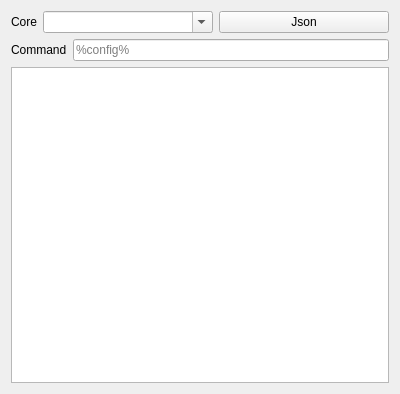
Old version of the form ui/edit/edit_custom.ui in the repository MatsuriDayo/nekoray.
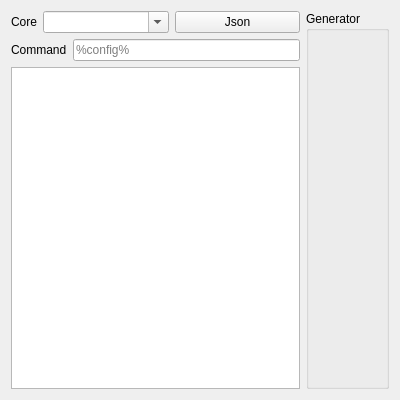
New version of the form.

Commit message: hysteria generator

The edit to the form file:
```diff
--- a/ui/edit/edit_custom.ui
+++ b/ui/edit/edit_custom.ui
@@ -7,13 +7,15 @@
     <x>0</x>
     <y>0</y>
     <width>400</width>
-    <height>394</height>
+    <height>400</height>
    </rect>
   </property>
   <property name="windowTitle">
    <string>EditCustom</string>
   </property>
-  <layout class="QVBoxLayout" name="verticalLayout">
+  <layout class="QHBoxLayout" name="layout">
+   <item>
+    <layout class="QVBoxLayout" name="verticalLayout_2">
    <item>
     <layout class="QHBoxLayout" name="horizontalLayout">
      <item>
@@ -74,6 +76,27 @@
     </widget>
    </item>
   </layout>
+   </item>
+   <item>
+    <widget class="QGroupBox" name="generator">
+     <property name="title">
+      <string>Generator</string>
+     </property>
+     <layout class="QVBoxLayout" name="verticalLayout">
+      <item>
+       <widget class="QWidget" name="fake" native="true">
+        <property name="sizePolicy">
+         <sizepolicy hsizetype="Maximum" vsizetype="Maximum">
+          <horstretch>0</horstretch>
+          <verstretch>0</verstretch>
+         </sizepolicy>
+        </property>
+       </widget>
+      </item>
+     </layout>
+    </widget>
+   </item>
+  </layout>
  </widget>
  <tabstops>
   <tabstop>core</tabstop>
```
Left out of the diff: 1 changed line with no effect on the pictures. Lines whose indentation alone changed are shown as unchanged. The commit also changes 10 other files.
